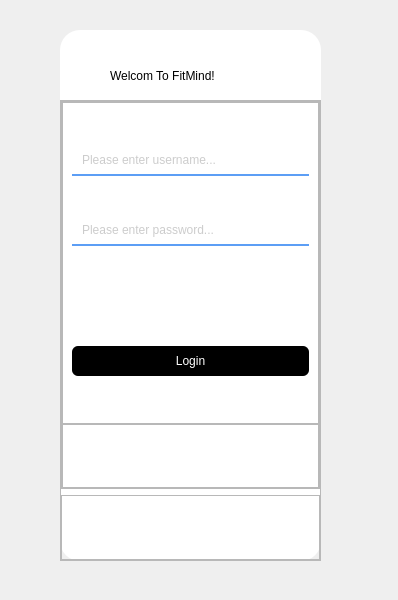
Before: the Qt Designer form Client/ui/FitMind_Client_Login.ui in aud13d/FitMind, drawn with Qt 5.
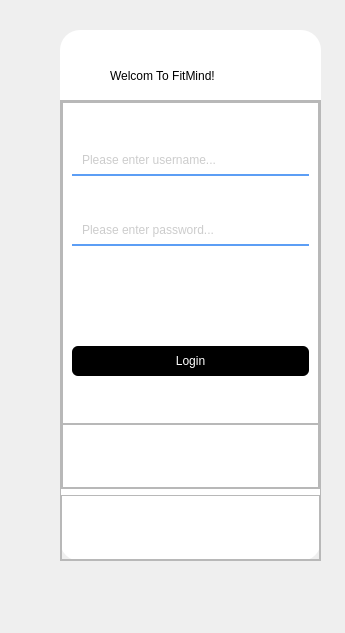
After: the same form once the commit is applied. Icons and pictures are not drawn.

Commit message: Added history interface

The edit to the form file:
```diff
--- a/Client/ui/FitMind_Client_Login.ui
+++ b/Client/ui/FitMind_Client_Login.ui
@@ -6,8 +6,8 @@
    <rect>
     <x>0</x>
     <y>0</y>
-    <width>398</width>
-    <height>600</height>
+    <width>345</width>
+    <height>633</height>
    </rect>
   </property>
   <property name="windowTitle">
@@ -43,7 +43,7 @@
       <rect>
        <x>50</x>
        <y>20</y>
-       <width>211</width>
+       <width>161</width>
        <height>51</height>
       </rect>
      </property>
```
The commit also changes 3 other files.
